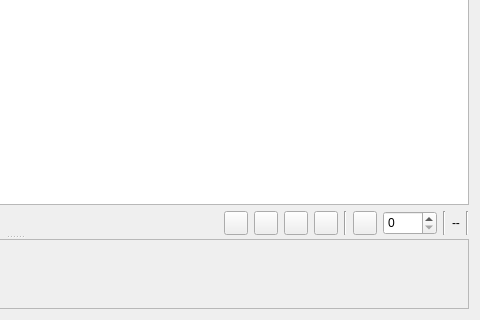
Old version of the form ui/list_frame.ui in the repository izerui/scanrun; both pictures show x 451 to 931 and y 362 to 682 of the 931 by 682 pixel window.
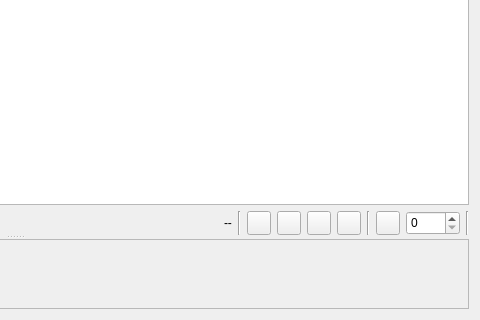
New version of the form. Icons and pictures are not drawn.

```diff
--- a/ui/list_frame.ui
+++ b/ui/list_frame.ui
@@ -251,6 +251,20 @@
             </property>
            </spacer>
           </item>
+          <item>
+           <widget class="QLabel" name="label_2">
+            <property name="text">
+             <string>--</string>
+            </property>
+           </widget>
+          </item>
+          <item>
+           <widget class="Line" name="line_7">
+            <property name="orientation">
+             <enum>Qt::Vertical</enum>
+            </property>
+           </widget>
+          </item>
           <item>
            <widget class="QToolButton" name="toolButton_7">
             <property name="minimumSize">
@@ -458,20 +472,6 @@
             </property>
            </widget>
           </item>
-          <item>
-           <widget class="QLabel" name="label_2">
-            <property name="text">
-             <string>--</string>
-            </property>
-           </widget>
-          </item>
-          <item>
-           <widget class="Line" name="line_7">
-            <property name="orientation">
-             <enum>Qt::Vertical</enum>
-            </property>
-           </widget>
-          </item>
          </layout>
         </widget>
        </item>
```
Left out of the diff: 70 changed lines with no effect on the pictures.
